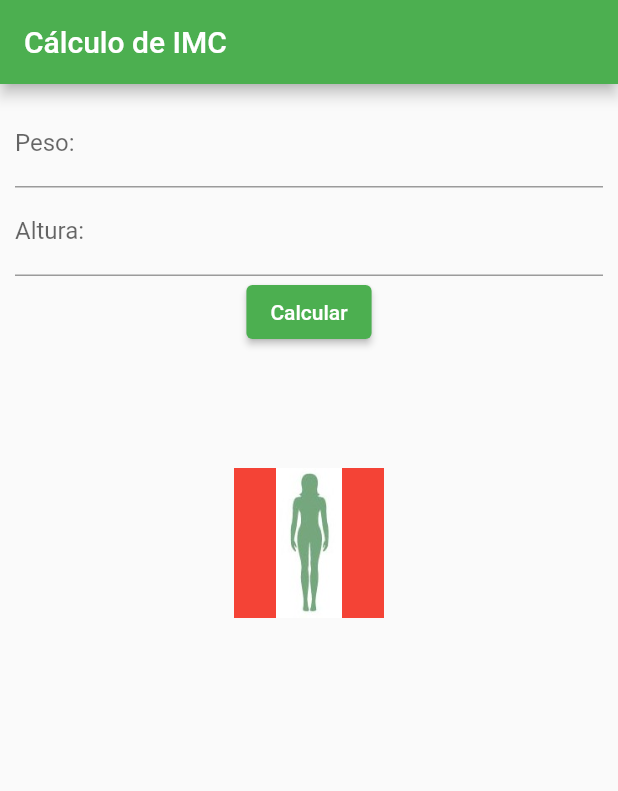
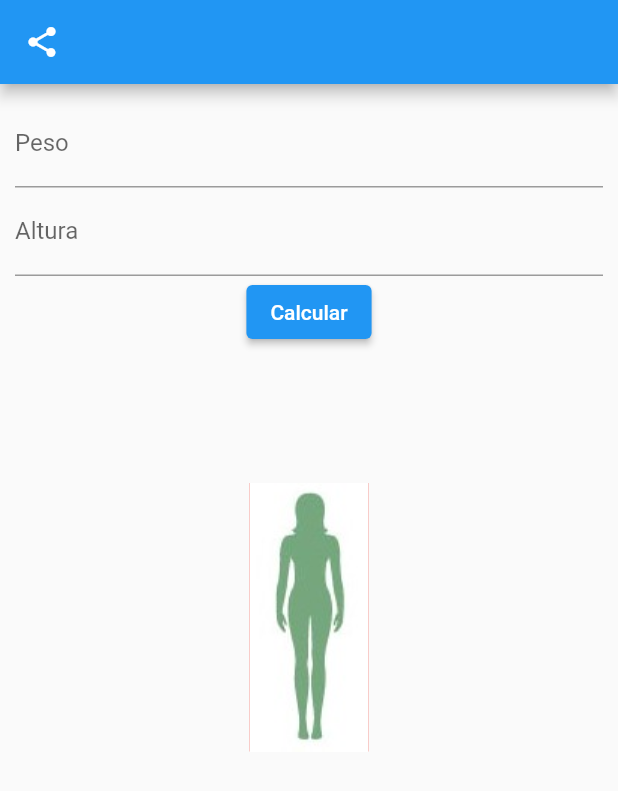
Before and after one commit to morikawa77/calculo_imc, a Flutter app: the screen it shows after launch, on a phone screen of 412 x 824 dp. Shown: the top 791 px of the screen. Run offline on Flutter 3.47's test engine with Material 2 defaults, Android fonts, the phone set to English and light mode, and no system bars.

Commit message:
syncing with professor code

```diff
--- a/lib/main.dart
+++ b/lib/main.dart
@@ -10,35 +10,36 @@ class App extends StatelessWidget {
   Widget build(BuildContext context) {
     return MaterialApp(
       theme: ThemeData(
-        primarySwatch: Colors.green,
+        primarySwatch: Colors.blue,
       ),
       home: Scaffold(
         appBar: AppBar(
-          title: Text('Cálculo de IMC'),
+          title: Icon(Icons.share),
         ),
         body: Column(
           children: [
             Flexible(
               flex: 1,
               child: Container(
+                // color: Colors.blue,
                 margin: EdgeInsets.all(10),
                 child: Column(
                   children: [
                     TextField(
                       decoration: InputDecoration(
-                        labelText: 'Peso:'
+                        labelText: "Peso"
                       ),
                     ),
                     TextField(
                       decoration: InputDecoration(
-                        labelText: 'Altura:'
+                        labelText: "Altura"
                       ),
                     ),
                     ElevatedButton(
                       onPressed: (){},
-                      child: Text('Calcular'),
+                      child: Text("Calcular"),
                     ),
-                  ]
+                  ],
                 ),
               ),
             ),
@@ -46,18 +47,10 @@ class App extends StatelessWidget {
               flex: 2,
               child: Container(
                 color: Colors.red,
-                margin: EdgeInsets.fromLTRB(10,0,10,10),
-                child: FittedBox(
-                  fit: BoxFit.fitHeight,
-                  alignment: Alignment.center,
-                  child: Image.asset(
-                      'images/ideal.jpg',
-                      width: 100,
-                      height: 100,
-                    ),
-                  ),
-                ),
+                margin: EdgeInsets.all(10),
+                child: Image.asset('images/ideal.jpg'),
               ),
+            ),
           ],
         ),
       ),
```
